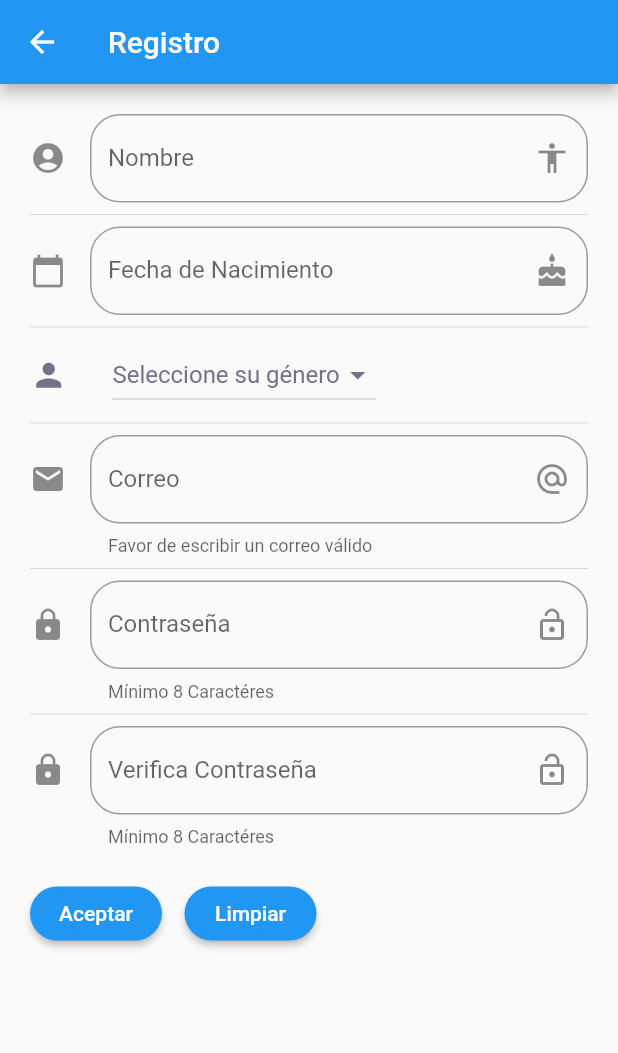
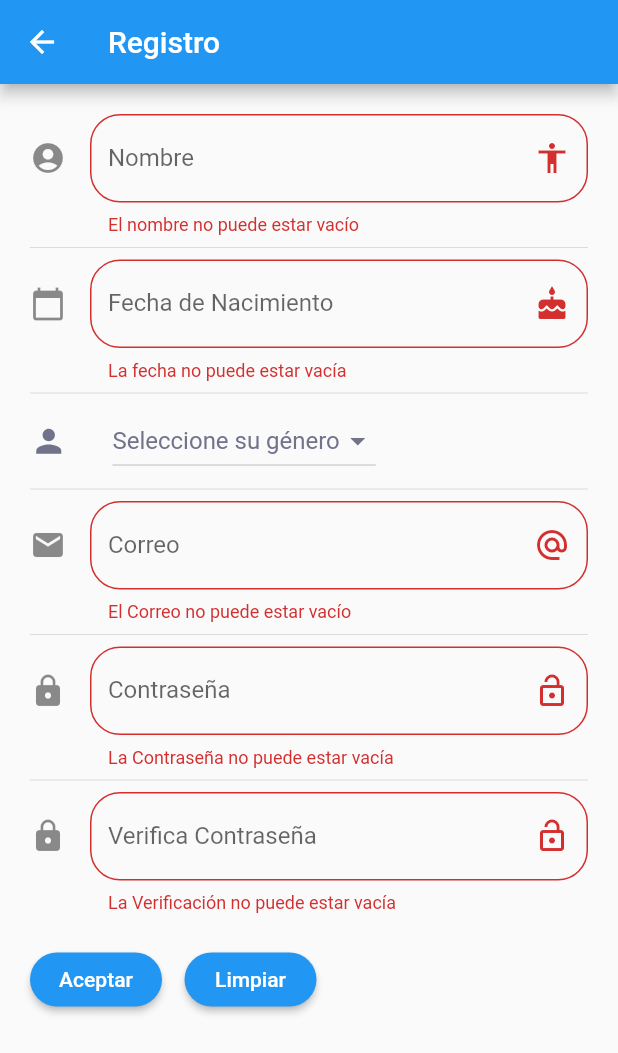
Before and after one commit to Nutrii182/App_Coal, a Flutter app: the RegistroPage screen opened by its route, after a tap on "Aceptar", on a phone screen of 412 x 824 dp. Shown: the top 1053 px of the screen. Run offline on Flutter 3.47's test engine with Material 2 defaults, Android fonts, the phone set to English and light mode, and no system bars; our stand-ins replace cloud_firestore; accounts and stored records are empty.

Commit message:
Registro Usuario con Validaciones

```diff
--- a/coal/lib/src/pages/registro_page.dart
+++ b/coal/lib/src/pages/registro_page.dart
@@ -1,3 +1,4 @@
+import 'package:cloud_firestore/cloud_firestore.dart';
 import 'package:flutter/material.dart';
 import 'package:intl/intl.dart';
 
@@ -14,7 +15,10 @@ class _RegistroPageState extends State<RegistroPage> {
   String _password = '';
   String _repPassword = '';
   String _option = 'Seleccione su género';
-  List<String> _list = ['Seleccione su género', 'Hombre', 'Mujer'];
+  List<String> _list = ['Seleccione su género', 'Masculino', 'Femenino'];
+  bool _stateUser = false;
+  final dbReference = Firestore.instance;
+  final _formkey = GlobalKey<FormState>();
 
   TextEditingController _editName = new TextEditingController();
   TextEditingController _editDate = new TextEditingController();
@@ -28,7 +32,11 @@ class _RegistroPageState extends State<RegistroPage> {
       appBar: AppBar(
         title: Text('Registro'),
       ),
-      body: Container(
+      body: Builder(
+        builder: (context) => Center(
+            child: Form(
+          key: _formkey,
+          child: Container(
               padding: EdgeInsets.all(20.0),
               child: ListView(
                 children: <Widget>[
@@ -44,9 +52,11 @@ class _RegistroPageState extends State<RegistroPage> {
                   Divider(),
                   _crearRepContra(),
                   SizedBox(height: 20.0),
-              _crearBotones()
+                  _crearBotones(context)
                 ],
               )),
+        )),
+      ),
     );
   }
 
@@ -93,7 +103,7 @@ class _RegistroPageState extends State<RegistroPage> {
     DateTime picked = await showDatePicker(
         context: context,
         initialDate: new DateTime.now(),
-        firstDate: new DateTime(2018),
+        firstDate: new DateTime(1950),
         lastDate: new DateTime(2021),
         locale: Locale('es', 'ES'));
 
@@ -197,7 +207,7 @@ class _RegistroPageState extends State<RegistroPage> {
             }));
   }
 
-  Widget _crearBotones() {
+  Widget _crearBotones(BuildContext context) {
     return Row(
       children: <Widget>[
         RaisedButton(
@@ -205,7 +215,38 @@ class _RegistroPageState extends State<RegistroPage> {
             child: Text('Aceptar', style: TextStyle(color: Colors.white)),
             shape: RoundedRectangleBorder(
                 borderRadius: BorderRadius.circular(20.0)),
-            onPressed: () {}),
+            onPressed: () {
+              if (_formkey.currentState.validate()) {
+                if (_password != _repPassword) {
+                  Scaffold.of(context).showSnackBar(SnackBar(
+                      backgroundColor: Colors.blue,
+                      content: Text('Las contraseñas no son iguales')));
+                } else {
+                  if (_genero == 'Seleccione su género') {
+                    Scaffold.of(context).showSnackBar(SnackBar(
+                        backgroundColor: Colors.blue,
+                        content: Text('Favor de seleccionar su género')));
+                  } else {
+                    _getData();
+                    Future.delayed(Duration(seconds: 2), () {
+                      if (_stateUser == true) {
+                        Scaffold.of(context).showSnackBar(SnackBar(
+                            backgroundColor: Colors.blue,
+                            content: Text('Usuario Existente')));
+                      } else {
+                        _registraUsuario();
+                        Scaffold.of(context).showSnackBar(SnackBar(
+                            backgroundColor: Colors.blue,
+                            content: Text('Registro Exitoso')));
+                        Future.delayed(Duration(seconds: 2), () {
+                          Navigator.pushNamed(context, 'login');
+                        });
+                      }
+                    });
+                  }
+                }
+              }
+            }),
         SizedBox(width: 15.0),
         RaisedButton(
             color: Colors.blue,
@@ -222,4 +263,30 @@ class _RegistroPageState extends State<RegistroPage> {
       ],
     );
   }
+
+  void _registraUsuario() async {
+    return await dbReference.collection("Usuarios").document(_correo).setData({
+      'Nombre': _nombre,
+      'Fecha de Nacimiento': _fecha,
+      'Genero': _genero,
+      'Correo': _correo,
+      'Contraseña': _password
+    });
+
+    // final resp = await dbReference.collection("Usuarios").add({
+    //   'Nombre': _nombre,
+    //   'Fecha de Nacimiento': _fecha,
+    //   'Genero': _genero,
+    //   'Correo': _correo,
+    //   'Contraseña': _password
+    // });
   }
+
+  void _getData() async {
+    await dbReference.collection("Usuarios").getDocuments().then((val) {
+      for (var i = 0; i < val.documents.length; i++) {
+        if (val.documents[i].data["Correo"] == _correo) _stateUser = true;
+      }
+    });
+  }
+}
--- a/coal/pubspec.yaml
+++ b/coal/pubspec.yaml
@@ -29,7 +29,13 @@ dependencies:
   # Use with the CupertinoIcons class for iOS style icons.
   cupertino_icons: ^0.1.2
 
+  google_sign_in: ^4.1.1
+  firebase_auth: ^0.15.4
+  firebase_core: ^0.4.3+3
+  firebase_analytics: ^5.0.11
   cloud_firestore: ^0.13.0+1
+
+  rxdart: ^0.23.1
 
 dev_dependencies:
   flutter_test:
```
Also changed, not shown: coal/pubspec.lock. Lines whose indentation alone changed are shown as unchanged.
